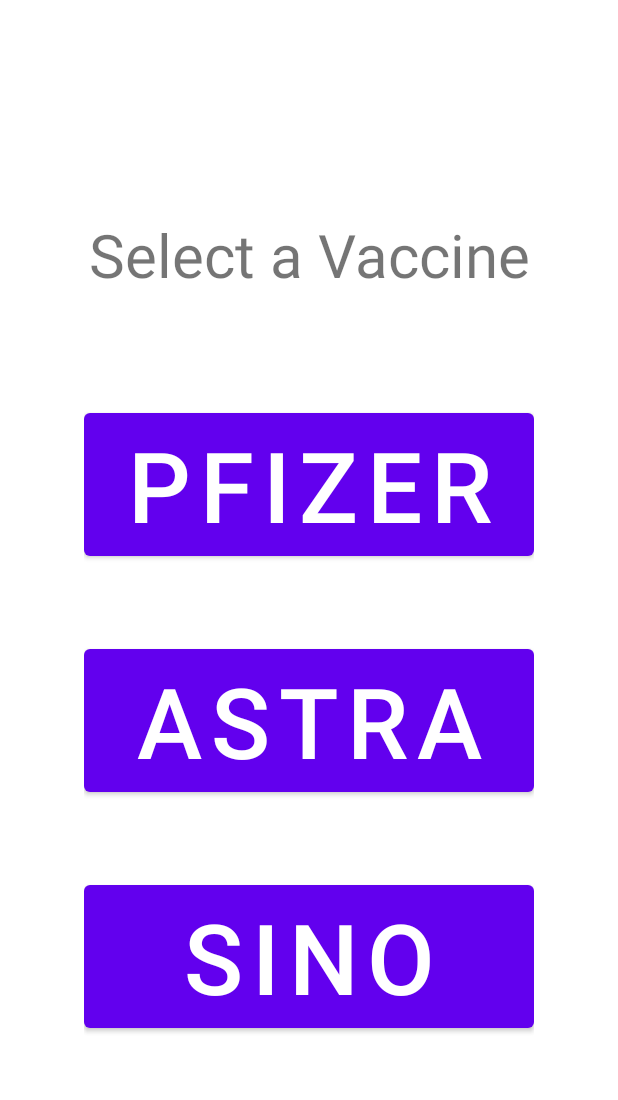
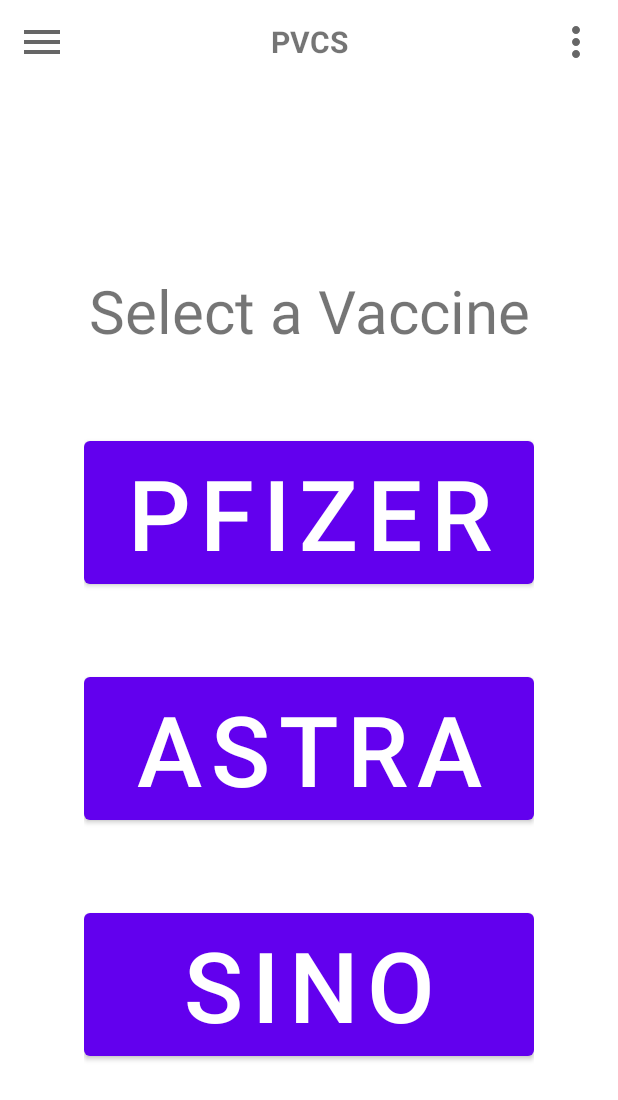
Before and after one commit to vincentkaw/BMC208, an Android app: the PatientViewVaccine screen opened directly, with no data from a screen before it, on a phone screen of 412 x 824 dp. Shown: the top 1100 px of the screen. Run offline under Robolectric (Android 15) with nearby library versions, the phone set to English and light mode, and no system bars.

Commit message:
adding nav bar

```diff
--- a/app/src/main/res/layout/activity_patient_view_vaccine.xml
+++ b/app/src/main/res/layout/activity_patient_view_vaccine.xml
@@ -1,11 +1,26 @@
 <?xml version="1.0" encoding="utf-8"?>
-<androidx.constraintlayout.widget.ConstraintLayout xmlns:android="http://schemas.android.com/apk/res/android"
-    xmlns:app="http://schemas.android.com/apk/res-auto"
-    xmlns:tools="http://schemas.android.com/tools"
+<androidx.drawerlayout.widget.DrawerLayout
+xmlns:android="http://schemas.android.com/apk/res/android"
+xmlns:app="http://schemas.android.com/apk/res-auto"
+xmlns:tools="http://schemas.android.com/tools"
+android:layout_width="match_parent"
+android:layout_height="match_parent"
+android:id="@+id/drawer_layout_patient"
+tools:context=".PatientViewVaccine"
+    >
+
+<LinearLayout
     android:layout_width="match_parent"
     android:layout_height="match_parent"
-    android:layout_gravity="center"
-    tools:context=".PatientViewVaccine">
+    android:orientation="vertical">
+    <include
+        layout="@layout/main_toolbar"/>
+
+    <androidx.constraintlayout.widget.ConstraintLayout
+        android:layout_width="match_parent"
+        android:layout_height="match_parent"
+        android:layout_gravity="center"
+        >
 
     <TextView
         android:id="@+id/label_select"
@@ -66,6 +81,21 @@
             app:layout_constraintRight_toRightOf="parent"
             app:layout_constraintTop_toBottomOf="@id/button_patient_astra_vaccine" />
 
+        </androidx.constraintlayout.widget.ConstraintLayout>
+
     </androidx.constraintlayout.widget.ConstraintLayout>
 
-</androidx.constraintlayout.widget.ConstraintLayout>
+</LinearLayout>
+
+<RelativeLayout
+    android:layout_width="300dp"
+    android:layout_height="match_parent"
+    android:layout_gravity="start"
+    android:background="@color/white">
+    <include
+        layout="@layout/nav_drawer_patient"/>
+
+</RelativeLayout>
+
+
+</androidx.drawerlayout.widget.DrawerLayout>
```
Also changed, not shown: app/src/main/AndroidManifest.xml (+8 -5 lines), app/src/main/java/com/example/bmc208/PatientStatus.java (added, +14 -0 lines), app/src/main/java/com/example/bmc208/PatientViewVaccine.java (+81 -0 lines), app/src/main/res/layout/activity_patient_status.xml (added, +9 -0 lines), app/src/main/res/layout/nav_drawer_patient.xml (added, +100 -0 lines).
